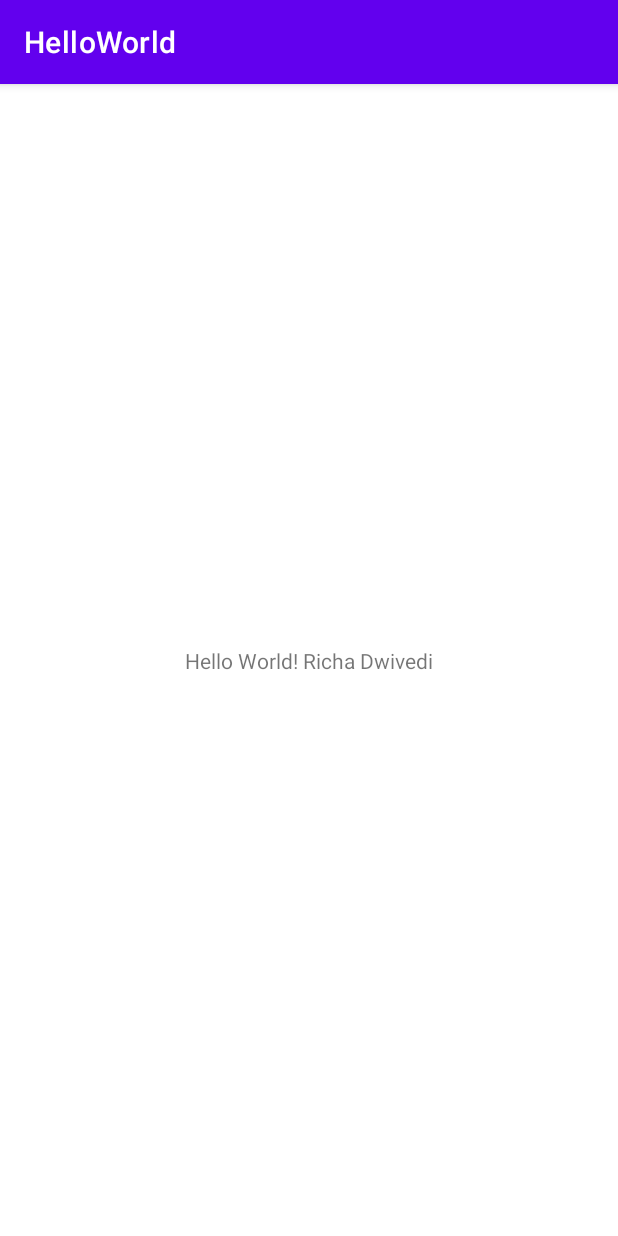
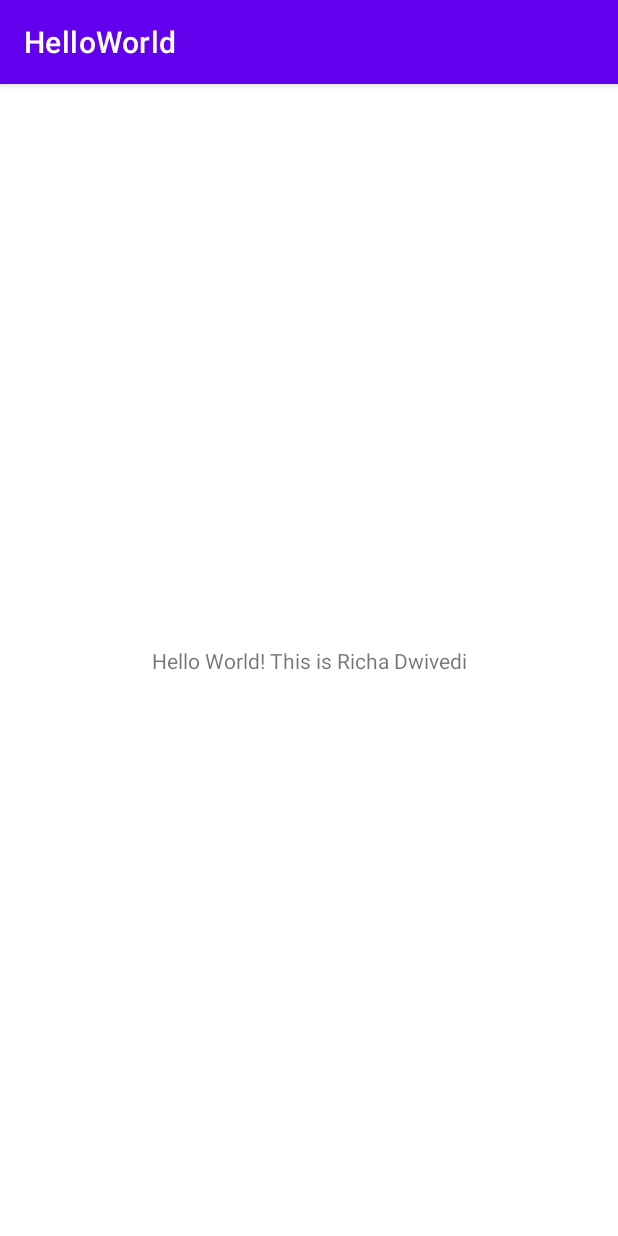
Before and after one commit to Mobile-Computing-Winter-2021/Mobile-Computing, an Android app: the screen it shows after launch (MainActivity), on a phone screen of 412 x 824 dp. Run offline under Robolectric (Android 15) with nearby library versions, the phone set to English and light mode, and no system bars.

Commit message:
Changed Hello World! "From name" to Hello World! This is Richa Dwivedi in string.xml file.

```diff
--- a/app/src/main/res/values/strings.xml
+++ b/app/src/main/res/values/strings.xml
@@ -1,4 +1,4 @@
 <resources>
     <string name="app_name">HelloWorld</string>
-    <string name="greeting_text">Hello World! Richa Dwivedi</string>
+    <string name="greeting_text">Hello World! This is Richa Dwivedi</string>
 </resources>
```
